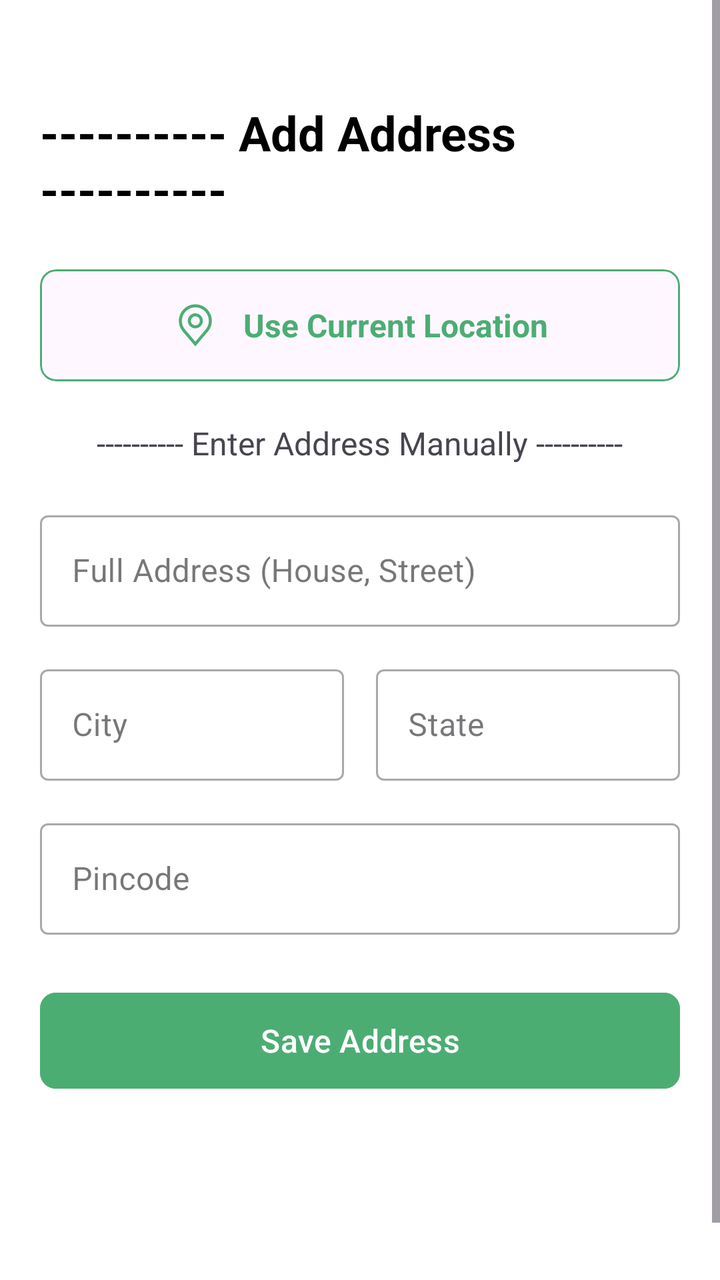
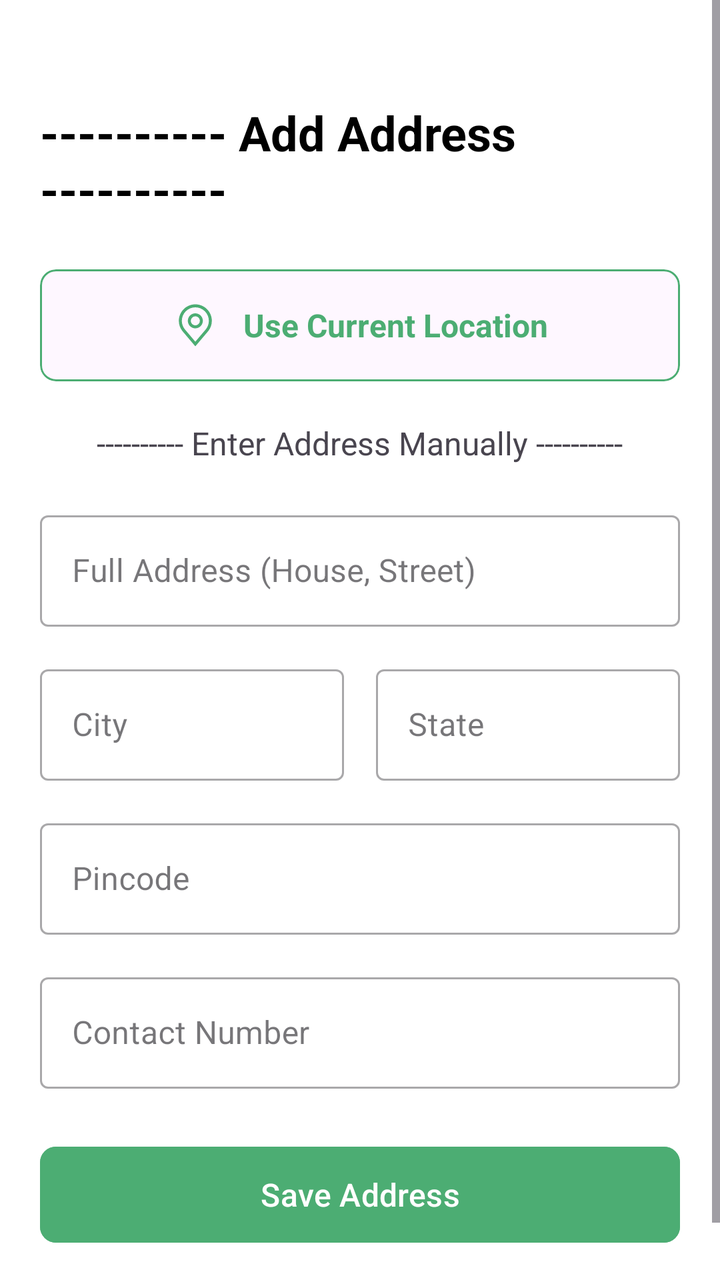

The first picture is an Android layout as it rendered before a commit; the second is the same layout after the commit. The layout source and the unified diff follow.
<!-- AndroidManifest.xml: application theme Theme.GrocHub -->
<!-- res/layout/activity_address.xml -->
<?xml version="1.0" encoding="utf-8"?>
<ScrollView xmlns:android="http://schemas.android.com/apk/res/android"
    xmlns:app="http://schemas.android.com/apk/res-auto"
    android:layout_width="match_parent"
    android:layout_height="match_parent"
    android:background="@android:color/white"
    android:fillViewport="true"
    >

    <LinearLayout
        android:layout_width="match_parent"
        android:layout_height="wrap_content"
        android:orientation="vertical"
        android:layout_marginTop="30dp"
        android:padding="20dp">

        <TextView
            android:layout_width="wrap_content"
            android:layout_height="wrap_content"
            android:text="---------- Add Address ----------"
            android:textSize="24sp"
            android:textStyle="bold"
            android:textColor="@android:color/black"
            android:layout_marginBottom="24dp"
            android:layout_gravity="center_horizontal"/>

        <com.google.android.material.card.MaterialCardView
            android:id="@+id/btn_current_location"
            android:layout_width="match_parent"
            android:layout_height="wrap_content"
            android:clickable="true"
            android:focusable="true"
            app:cardCornerRadius="8dp"
            app:cardElevation="0dp"
            app:strokeWidth="1dp"
            app:strokeColor="@color/Primary"
            android:layout_marginBottom="20dp">

            <LinearLayout
                android:layout_width="match_parent"
                android:layout_height="wrap_content"
                android:gravity="center"
                android:padding="16dp"
                android:orientation="horizontal">

                <ImageView
                    android:layout_width="24dp"
                    android:layout_height="24dp"
                    android:src="@drawable/carbon_location"
                    app:tint="@color/Primary"/>

                <TextView
                    android:layout_width="wrap_content"
                    android:layout_height="wrap_content"
                    android:text="Use Current Location"
                    android:textColor="@color/Primary"
                    android:textStyle="bold"
                    android:textSize="16sp"
                    android:layout_marginStart="12dp"/>
            </LinearLayout>
        </com.google.android.material.card.MaterialCardView>

        <TextView
            android:layout_width="wrap_content"
            android:layout_height="wrap_content"
            android:text="---------- Enter Address Manually ----------"
            android:textSize="16sp"
            android:layout_gravity="center_horizontal"
            android:layout_marginBottom="20dp" />

        <com.google.android.material.textfield.TextInputLayout
            style="@style/Widget.MaterialComponents.TextInputLayout.OutlinedBox"
            android:layout_width="match_parent"
            android:layout_height="wrap_content"
            android:hint="Full Address (House, Street)"
            android:layout_marginBottom="16dp">

            <com.google.android.material.textfield.TextInputEditText
                android:id="@+id/et_address_line"
                android:layout_width="match_parent"
                android:layout_height="wrap_content"
                android:inputType="textPostalAddress"/>
        </com.google.android.material.textfield.TextInputLayout>

        <LinearLayout
            android:layout_width="match_parent"
            android:layout_height="wrap_content"
            android:orientation="horizontal"
            android:layout_marginBottom="16dp">

            <com.google.android.material.textfield.TextInputLayout
                style="@style/Widget.MaterialComponents.TextInputLayout.OutlinedBox"
                android:layout_width="0dp"
                android:layout_weight="1"
                android:layout_height="wrap_content"
                android:hint="City"
                android:layout_marginEnd="8dp">

                <com.google.android.material.textfield.TextInputEditText
                    android:id="@+id/et_city"
                    android:layout_width="match_parent"
                    android:layout_height="wrap_content"
                    android:inputType="textCapWords"/>
            </com.google.android.material.textfield.TextInputLayout>

            <com.google.android.material.textfield.TextInputLayout
                style="@style/Widget.MaterialComponents.TextInputLayout.OutlinedBox"
                android:layout_width="0dp"
                android:layout_weight="1"
                android:layout_height="wrap_content"
                android:hint="State"
                android:layout_marginStart="8dp">

                <com.google.android.material.textfield.TextInputEditText
                    android:id="@+id/et_state"
                    android:layout_width="match_parent"
                    android:layout_height="wrap_content"
                    android:inputType="textCapWords"/>
            </com.google.android.material.textfield.TextInputLayout>
        </LinearLayout>

        <com.google.android.material.textfield.TextInputLayout
            style="@style/Widget.MaterialComponents.TextInputLayout.OutlinedBox"
            android:layout_width="match_parent"
            android:layout_height="wrap_content"
            android:hint="Pincode"
            android:layout_marginBottom="25dp">

            <com.google.android.material.textfield.TextInputEditText
                android:id="@+id/et_pin_code"
                android:layout_width="match_parent"
                android:layout_height="wrap_content"
                android:inputType="number"/>
        </com.google.android.material.textfield.TextInputLayout>

        <Button
            android:id="@+id/btn_save_address"
            android:layout_width="match_parent"
            android:layout_height="56dp"
            android:text="Save Address"
            android:backgroundTint="@color/Primary"
            android:textSize="16sp"
            app:cornerRadius="8dp"/>

    </LinearLayout>
</ScrollView>
<!-- resources referenced by this layout -->
<resources>
  <color name="Primary">#4CAD73</color>
  <!-- drawable carbon_location (drawable) -->
  <vector xmlns:android="http://schemas.android.com/apk/res/android"
      android:width="16dp"
      android:height="16dp"
      android:viewportWidth="16"
      android:viewportHeight="16">
    <path
        android:pathData="M8,9C7.506,9 7.022,8.853 6.611,8.579C6.2,8.304 5.88,7.914 5.69,7.457C5.501,7 5.452,6.497 5.548,6.012C5.644,5.527 5.883,5.082 6.232,4.732C6.582,4.383 7.027,4.144 7.512,4.048C7.997,3.952 8.5,4.001 8.957,4.19C9.414,4.38 9.804,4.7 10.079,5.111C10.353,5.522 10.5,6.006 10.5,6.5C10.499,7.163 10.236,7.798 9.767,8.267C9.298,8.736 8.663,8.999 8,9V9ZM8,5C7.703,5 7.413,5.088 7.167,5.253C6.92,5.418 6.728,5.652 6.614,5.926C6.501,6.2 6.471,6.502 6.529,6.793C6.587,7.084 6.73,7.351 6.939,7.561C7.149,7.77 7.416,7.913 7.707,7.971C7.998,8.029 8.3,7.999 8.574,7.886C8.848,7.772 9.082,7.58 9.247,7.333C9.412,7.087 9.5,6.797 9.5,6.5C9.5,6.102 9.341,5.721 9.06,5.44C8.779,5.159 8.398,5 8,5V5Z"
        android:fillColor="#ffffff"/>
    <path
        android:pathData="M8,15L3.782,10.026C3.723,9.951 3.665,9.876 3.608,9.8C2.888,8.851 2.498,7.692 2.5,6.5C2.5,5.041 3.079,3.642 4.111,2.611C5.142,1.579 6.541,1 8,1C9.459,1 10.858,1.579 11.889,2.611C12.92,3.642 13.5,5.041 13.5,6.5C13.502,7.691 13.113,8.85 12.392,9.799L12.392,9.8C12.392,9.8 12.242,9.997 12.219,10.024L8,15ZM4.406,9.198C4.407,9.198 4.523,9.351 4.55,9.384L8,13.454L11.455,9.379C11.477,9.351 11.594,9.196 11.594,9.196C12.183,8.421 12.501,7.474 12.5,6.5C12.5,5.307 12.026,4.162 11.182,3.318C10.338,2.474 9.193,2 8,2C6.807,2 5.662,2.474 4.818,3.318C3.974,4.162 3.5,5.307 3.5,6.5C3.499,7.474 3.817,8.422 4.407,9.198H4.406Z"
        android:fillColor="#ffffff"/>
  </vector>
  <style name="Theme.GrocHub" parent="Base.Theme.GrocHub" />
  <style name="Base.Theme.GrocHub" parent="Theme.Material3.DayNight.NoActionBar">
          
          
      </style>
</resources>

<!-- the commit's change to res/layout/activity_address.xml (unified diff, before → after) -->
@@ -4,8 +4,7 @@
     android:layout_width="match_parent"
     android:layout_height="match_parent"
     android:background="@android:color/white"
-    android:fillViewport="true"
-    >
+    android:fillViewport="true">
 
     <LinearLayout
         android:layout_width="match_parent"
@@ -124,13 +123,27 @@
             android:layout_width="match_parent"
             android:layout_height="wrap_content"
             android:hint="Pincode"
-            android:layout_marginBottom="25dp">
+            android:layout_marginBottom="16dp">
 
             <com.google.android.material.textfield.TextInputEditText
                 android:id="@+id/et_pin_code"
                 android:layout_width="match_parent"
                 android:layout_height="wrap_content"
                 android:inputType="number"/>
+        </com.google.android.material.textfield.TextInputLayout>
+
+        <com.google.android.material.textfield.TextInputLayout
+            style="@style/Widget.MaterialComponents.TextInputLayout.OutlinedBox"
+            android:layout_width="match_parent"
+            android:layout_height="wrap_content"
+            android:hint="Contact Number"
+            android:layout_marginBottom="25dp">
+
+            <com.google.android.material.textfield.TextInputEditText
+                android:id="@+id/et_phone"
+                android:layout_width="match_parent"
+                android:layout_height="wrap_content"
+                android:inputType="phone"/>
         </com.google.android.material.textfield.TextInputLayout>
 
         <Button
